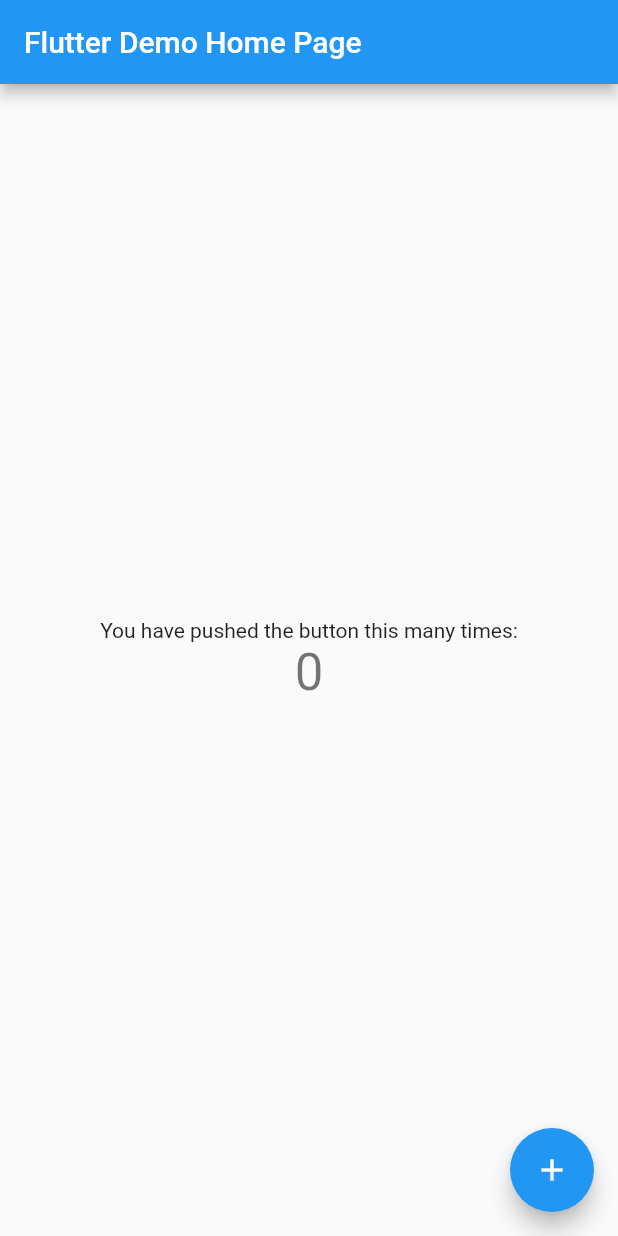
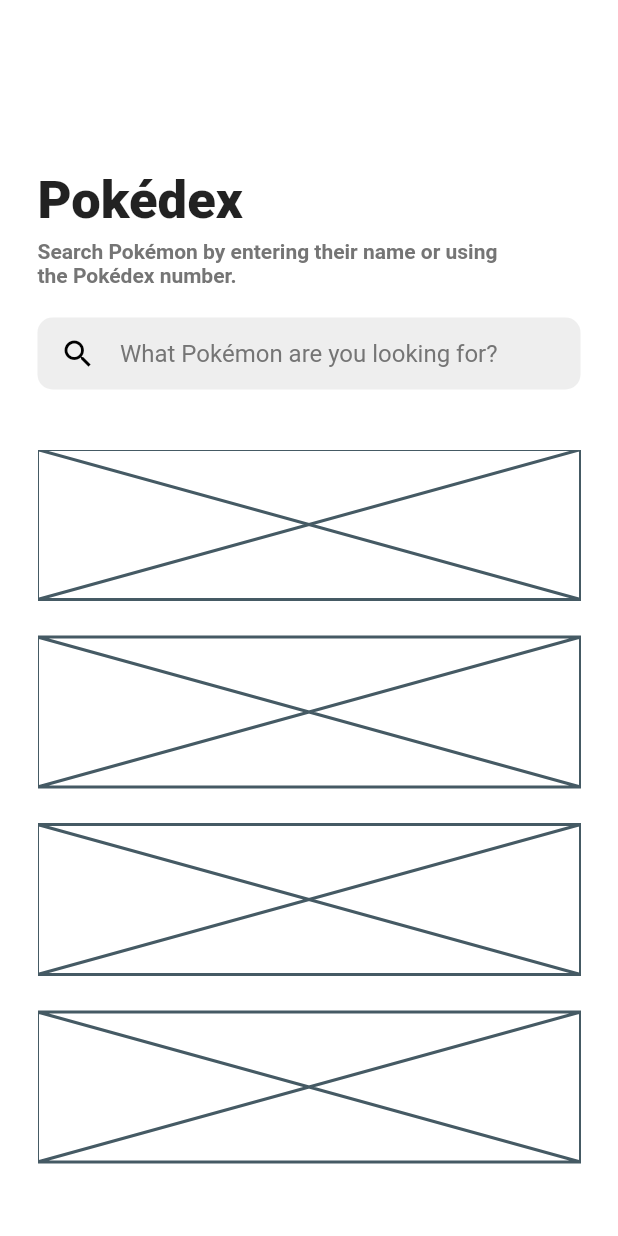
Before and after one commit to ArizArmeidi/FlutterDex, a Flutter app: the screen it shows after launch, on a phone screen of 412 x 824 dp. Run offline on Flutter 3.47's test engine with Material 2 defaults, Android fonts, the phone set to English and light mode, and no system bars.

Commit message:
created home screen

```diff
--- a/lib/main.dart
+++ b/lib/main.dart
@@ -1,117 +1,30 @@
 import 'package:flutter/material.dart';
+
+import 'package:FlutterDex/screens/homeScreen.dart';
 
 void main() {
   runApp(MyApp());
 }
 
 class MyApp extends StatelessWidget {
-  // This widget is the root of your application.
   @override
   Widget build(BuildContext context) {
     return MaterialApp(
-      title: 'Flutter Demo',
+      title: 'Flutter Dex',
+      debugShowCheckedModeBanner: false,
       theme: ThemeData(
-        // This is the theme of your application.
-        //
-        // Try running your application with "flutter run". You'll see the
-        // application has a blue toolbar. Then, without quitting the app, try
-        // changing the primarySwatch below to Colors.green and then invoke
-        // "hot reload" (press "r" in the console where you ran "flutter run",
-        // or simply save your changes to "hot reload" in a Flutter IDE).
-        // Notice that the counter didn't reset back to zero; the application
-        // is not restarted.
+        appBarTheme: AppBarTheme(
+          color: Colors.transparent,
+          iconTheme: IconThemeData(
+            color: Colors.black,
+          ),
+          elevation: 0,
+        ),
+        scaffoldBackgroundColor: Colors.white,
         primarySwatch: Colors.blue,
-        // This makes the visual density adapt to the platform that you run
-        // the app on. For desktop platforms, the controls will be smaller and
-        // closer together (more dense) than on mobile platforms.
         visualDensity: VisualDensity.adaptivePlatformDensity,
       ),
-      home: MyHomePage(title: 'Flutter Demo Home Page'),
+      home: HomeScreen(),
     );
   }
 }
-
-class MyHomePage extends StatefulWidget {
-  MyHomePage({Key key, this.title}) : super(key: key);
-
-  // This widget is the home page of your application. It is stateful, meaning
-  // that it has a State object (defined below) that contains fields that affect
-  // how it looks.
-
-  // This class is the configuration for the state. It holds the values (in this
-  // case the title) provided by the parent (in this case the App widget) and
-  // used by the build method of the State. Fields in a Widget subclass are
-  // always marked "final".
-
-  final String title;
-
-  @override
-  _MyHomePageState createState() => _MyHomePageState();
-}
-
-class _MyHomePageState extends State<MyHomePage> {
-  int _counter = 0;
-
-  void _incrementCounter() {
-    setState(() {
-      // This call to setState tells the Flutter framework that something has
-      // changed in this State, which causes it to rerun the build method below
-      // so that the display can reflect the updated values. If we changed
-      // _counter without calling setState(), then the build method would not be
-      // called again, and so nothing would appear to happen.
-      _counter++;
-    });
-  }
-
-  @override
-  Widget build(BuildContext context) {
-    // This method is rerun every time setState is called, for instance as done
-    // by the _incrementCounter method above.
-    //
-    // The Flutter framework has been optimized to make rerunning build methods
-    // fast, so that you can just rebuild anything that needs updating rather
-    // than having to individually change instances of widgets.
-    return Scaffold(
-      appBar: AppBar(
-        // Here we take the value from the MyHomePage object that was created by
-        // the App.build method, and use it to set our appbar title.
-        title: Text(widget.title),
-      ),
-      body: Center(
-        // Center is a layout widget. It takes a single child and positions it
-        // in the middle of the parent.
-        child: Column(
-          // Column is also a layout widget. It takes a list of children and
-          // arranges them vertically. By default, it sizes itself to fit its
-          // children horizontally, and tries to be as tall as its parent.
-          //
-          // Invoke "debug painting" (press "p" in the console, choose the
-          // "Toggle Debug Paint" action from the Flutter Inspector in Android
-          // Studio, or the "Toggle Debug Paint" command in Visual Studio Code)
-          // to see the wireframe for each widget.
-          //
-          // Column has various properties to control how it sizes itself and
-          // how it positions its children. Here we use mainAxisAlignment to
-          // center the children vertically; the main axis here is the vertical
-          // axis because Columns are vertical (the cross axis would be
-          // horizontal).
-          mainAxisAlignment: MainAxisAlignment.center,
-          children: <Widget>[
-            Text(
-              'You have pushed the button this many times:',
-            ),
-            Text(
-              '$_counter',
-              style: Theme.of(context).textTheme.headline4,
-            ),
-          ],
-        ),
-      ),
-      floatingActionButton: FloatingActionButton(
-        onPressed: _incrementCounter,
-        tooltip: 'Increment',
-        child: Icon(Icons.add),
-      ), // This trailing comma makes auto-formatting nicer for build methods.
-    );
-  }
-}
--- /dev/null
+++ b/lib/screens/homeScreen.dart
@@ -0,0 +1,36 @@
+import 'package:flutter/material.dart';
+
+import 'package:FlutterDex/widgets/homeSearch.dart';
+
+class HomeScreen extends StatelessWidget {
+  @override
+  Widget build(BuildContext context) {
+    return Scaffold(
+      body: Column(
+        children: [
+          Container(
+            padding: EdgeInsets.fromLTRB(25, 30, 25, 15),
+            height: MediaQuery.of(context).size.width / 1.5,
+            width: MediaQuery.of(context).size.width,
+            child: HomeSearch(),
+          ),
+          Expanded(
+            child: Container(
+              padding: EdgeInsets.all(25),
+              width: MediaQuery.of(context).size.width,
+              child: ListView.builder(
+                itemCount: 10,
+                itemBuilder: (context, index) => Container(
+                  margin: EdgeInsets.only(bottom: 25),
+                  child: Placeholder(
+                    fallbackHeight: 100,
+                  ),
+                ),
+              ),
+            ),
+          ),
+        ],
+      ),
+    );
+  }
+}
--- /dev/null
+++ b/lib/widgets/homeSearch.dart
@@ -0,0 +1,36 @@
+import 'dart:ui';
+
+import 'package:FlutterDex/widgets/searchBar.dart';
+import 'package:flutter/material.dart';
+
+class HomeSearch extends StatelessWidget {
+  @override
+  Widget build(BuildContext context) {
+    return Container(
+      child: Column(
+        mainAxisAlignment: MainAxisAlignment.end,
+        crossAxisAlignment: CrossAxisAlignment.start,
+        children: [
+          Text(
+            'Pokédex',
+            style: TextStyle(
+              fontWeight: FontWeight.w800,
+              fontSize: 35,
+            ),
+          ),
+          Padding(
+            padding: const EdgeInsets.only(top: 5, right: 45),
+            child: Text(
+              'Search Pokémon by entering their name or using the Pokédex number.',
+              style: TextStyle(
+                fontWeight: FontWeight.w600,
+                color: Colors.grey[600],
+              ),
+            ),
+          ),
+          SearchBar(),
+        ],
+      ),
+    );
+  }
+}
--- /dev/null
+++ b/lib/widgets/searchBar.dart
@@ -0,0 +1,49 @@
+import 'package:flutter/material.dart';
+
+class SearchBar extends StatefulWidget {
+  @override
+  _SearchBarState createState() => _SearchBarState();
+}
+
+class _SearchBarState extends State<SearchBar> {
+  final _textController = TextEditingController();
+  bool _validate = false;
+
+  @override
+  void dispose() {
+    super.dispose();
+    _textController.dispose();
+  }
+
+  @override
+  Widget build(BuildContext context) {
+    return Container(
+      margin: const EdgeInsets.only(top: 20),
+      decoration: BoxDecoration(
+        color: Colors.grey[200],
+        borderRadius: BorderRadius.circular(10),
+      ),
+      child: TextField(
+        style: TextStyle(color: Colors.black),
+        maxLines: 1,
+        controller: _textController,
+        decoration: InputDecoration(
+          hintStyle: TextStyle(color: Colors.grey[600]),
+          errorText: _validate ? null : null,
+          border: InputBorder.none,
+          focusedBorder: InputBorder.none,
+          enabledBorder: InputBorder.none,
+          icon: Padding(
+            padding: const EdgeInsets.only(left: 15),
+            child: Icon(
+              Icons.search,
+              color: Colors.black,
+            ),
+          ),
+          hintText: "What Pokémon are you looking for? ",
+        ),
+        onSubmitted: (value) {},
+      ),
+    );
+  }
+}
--- a/pubspec.yaml
+++ b/pubspec.yaml
@@ -23,6 +23,7 @@
 dependencies:
   flutter:
     sdk: flutter
+  provider: ^4.3.3
 
 
   # The following adds the Cupertino Icons font to your application.
```
Also changed, not shown: pubspec.lock, 1 other file.
